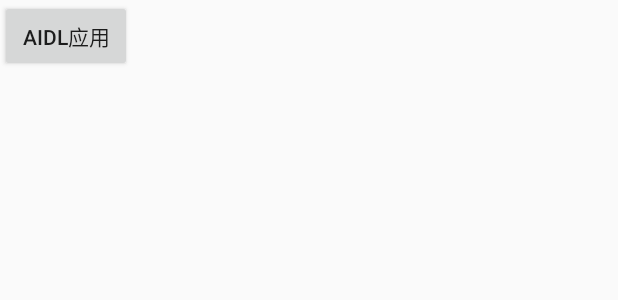
After one commit to 771876585/SQLiteTest, an Android app: the layout activity_aidl_client.xml on its own in the app's theme, with its tools: preview values and no code run, on a phone screen of 412 x 824 dp. The commit adds this screen. Shown: the top 300 px of the screen. Run offline under Robolectric (Android 15) with nearby library versions, the phone set to English and light mode, and no system bars.

Commit message:
AIDL客户端向服务端传输数据

```diff
--- a/app/src/main/java/com/yezh/sqlite/sqlitetest/NextPaperActivity.java
+++ b/app/src/main/java/com/yezh/sqlite/sqlitetest/NextPaperActivity.java
@@ -7,6 +7,7 @@ import android.support.v7.app.AppCompatActivity;
 import android.view.View;
 import android.widget.Button;
 
+import com.yezh.sqlite.sqlitetest.aidlservice.AIDLClientActivity;
 import com.yezh.sqlite.sqlitetest.bitmapcache.BitmapCacheActivity;
 import com.yezh.sqlite.sqlitetest.constraintlayout.ConstraintLayoutActivity;
 import com.yezh.sqlite.sqlitetest.flowlayout.FlowActivity;
@@ -32,6 +33,7 @@ public class NextPaperActivity extends AppCompatActivity implements View.OnClick
         findViewById(R.id.lockPwdBtn).setOnClickListener(this);
         findViewById(R.id.stepArcBtn).setOnClickListener(this);
         findViewById(R.id.flowLayoutBtn).setOnClickListener(this);
+        findViewById(R.id.aidlBtn).setOnClickListener(this);
     }
 
     @Override
@@ -58,6 +60,9 @@ public class NextPaperActivity extends AppCompatActivity implements View.OnClick
             case R.id.flowLayoutBtn:
                 startActivity(new Intent(this, FlowActivity.class));
                 break;
+            case R.id.aidlBtn:
+                startActivity(new Intent(this, AIDLClientActivity.class));
+                break;
                 default:
                     break;
         }
--- /dev/null
+++ b/app/src/main/res/layout/activity_aidl_client.xml
@@ -0,0 +1,16 @@
+<?xml version="1.0" encoding="utf-8"?>
+<LinearLayout xmlns:android="http://schemas.android.com/apk/res/android"
+    xmlns:app="http://schemas.android.com/apk/res-auto"
+    xmlns:tools="http://schemas.android.com/tools"
+    android:layout_width="match_parent"
+    android:layout_height="match_parent"
+    android:orientation="vertical"
+    tools:context=".aidlservice.AIDLClientActivity">
+
+    <Button
+        android:id="@+id/bind_service"
+        android:layout_width="wrap_content"
+        android:layout_height="wrap_content"
+        android:text="AIDL应用"/>
+
+</LinearLayout>
--- a/app/src/main/res/layout/activity_next.xml
+++ b/app/src/main/res/layout/activity_next.xml
@@ -40,4 +40,9 @@
         android:layout_width="wrap_content"
         android:layout_height="wrap_content"
         android:text="流式布局的使用"/>
+    <Button
+        android:id="@+id/aidlBtn"
+        android:layout_width="wrap_content"
+        android:layout_height="wrap_content"
+        android:text="AIDL的使用"/>
 </LinearLayout>
```
Also changed, not shown: app/src/main/AndroidManifest.xml (+6 -1 lines), app/src/main/java/com/yezh/sqlite/sqlitetest/aidlservice/AIDLClientActivity.java (added, +66 -0 lines), app/src/main/java/com/yezh/sqlite/sqlitetest/aidlservice/AIDLService.java (added, +34 -0 lines), app/src/main/java/com/yezh/sqlite/sqlitetest/data/MessageModel.java (added, +61 -0 lines), app/src/main/aidl/com/yezh/sqlite/sqlitetest/MessageSender.aidl (added), app/src/main/aidl/com/yezh/sqlite/sqlitetest/data/MessageModel.aidl (added).
